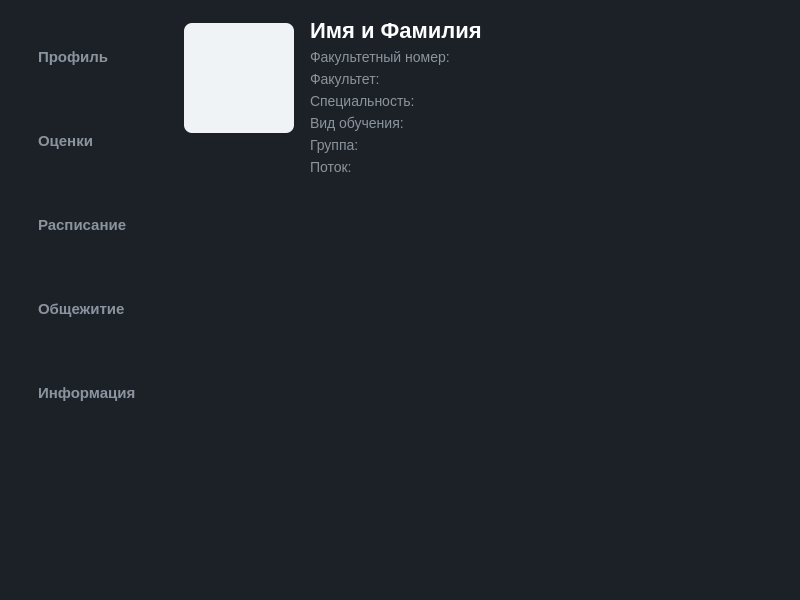
fomzzer/UniApp, file frontend/dashboardwindow.ui: the form before one commit.
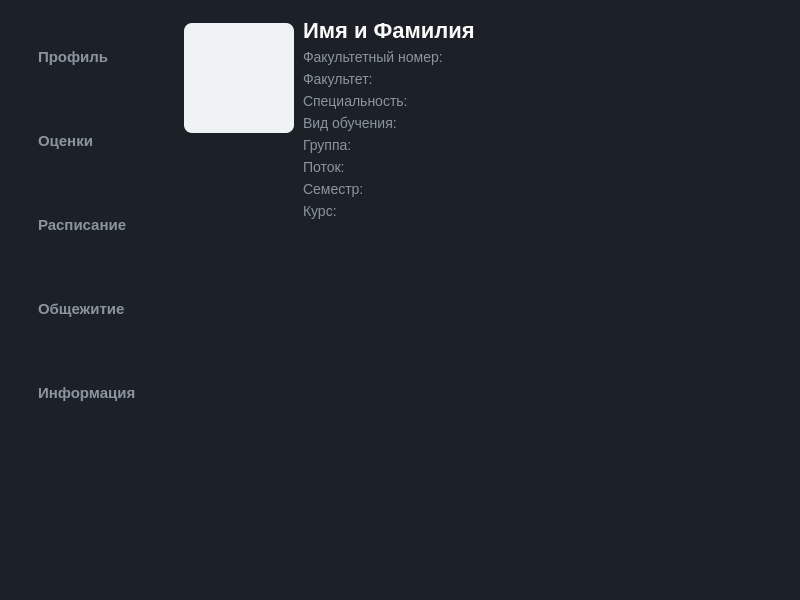
The form after the commit. Icons and pictures are not drawn.

```diff
--- a/frontend/dashboardwindow.ui
+++ b/frontend/dashboardwindow.ui
@@ -374,7 +374,7 @@
             </property>
             <property name="sizeHint" stdset="0">
              <size>
-              <width>10</width>
+              <width>3</width>
               <height>20</height>
              </size>
             </property>
@@ -449,6 +449,20 @@
               </property>
              </widget>
             </item>
+            <item>
+             <widget class="QLabel" name="lbl_semester">
+              <property name="text">
+               <string>Семестр: </string>
+              </property>
+             </widget>
+            </item>
+            <item>
+             <widget class="QLabel" name="lbl_course">
+              <property name="text">
+               <string>Курс:</string>
+              </property>
+             </widget>
+            </item>
             <item>
              <spacer name="verticalSpacer_3">
               <property name="orientation">
```
